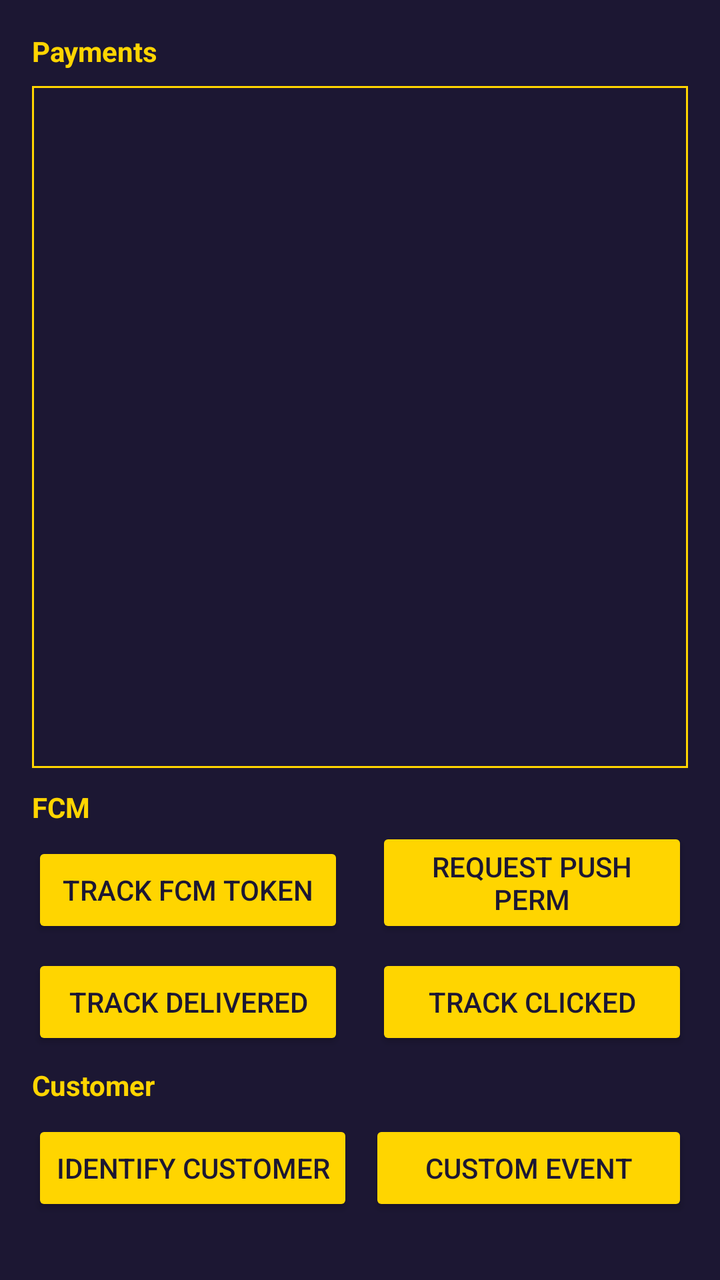
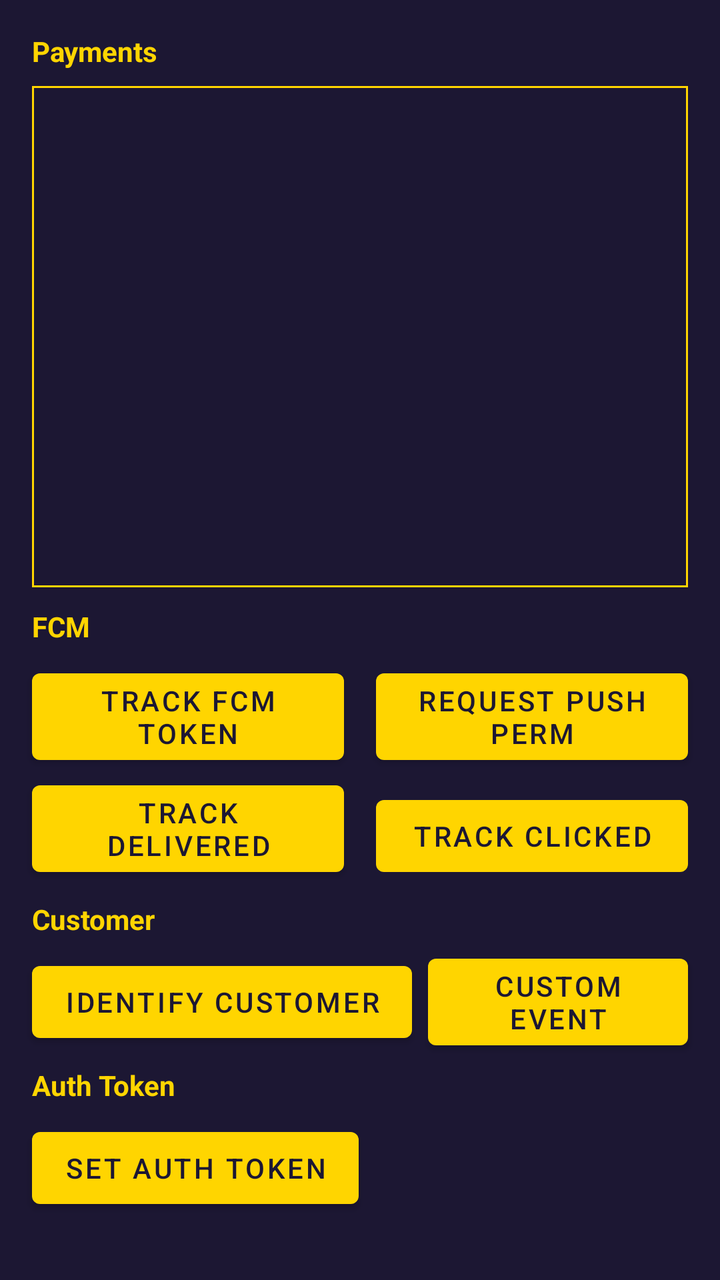

Before-and-after screenshots of an Android layout around one commit, followed by the original layout XML and the change that was made.
<!-- AndroidManifest.xml: application theme AppTheme -->
<!-- res/layout/fragment_track.xml -->
<?xml version="1.0" encoding="utf-8"?>
<androidx.constraintlayout.widget.ConstraintLayout xmlns:android="http://schemas.android.com/apk/res/android"
    xmlns:app="http://schemas.android.com/apk/res-auto"
    xmlns:tools="http://schemas.android.com/tools"
    android:layout_width="match_parent"
    android:layout_height="match_parent"
    tools:context=".view.MainActivity">


    <ListView
        android:id="@+id/listView"
        android:layout_width="match_parent"
        android:layout_height="0dp"
        android:layout_marginBottom="8dp"
        android:layout_marginEnd="@dimen/content_margin"
        android:layout_marginStart="@dimen/content_margin"
        android:layout_marginTop="8dp"
        android:background="@drawable/borders_rect"
        app:layout_constraintBottom_toTopOf="@+id/textView2"
        app:layout_constraintEnd_toEndOf="parent"
        app:layout_constraintStart_toStartOf="parent"
        app:layout_constraintTop_toBottomOf="@+id/textView" />

    <TextView
        android:id="@+id/textView"
        android:layout_width="wrap_content"
        android:layout_height="wrap_content"
        android:layout_marginStart="@dimen/content_margin"
        android:layout_marginTop="@dimen/content_margin"
        android:text="Payments"
        android:textColor="@color/colorAccent"
        android:textStyle="bold"
        app:layout_constraintStart_toStartOf="parent"
        app:layout_constraintTop_toTopOf="parent" />

    <TextView
        android:id="@+id/textView2"
        android:layout_width="wrap_content"
        android:layout_height="wrap_content"
        android:layout_marginBottom="8dp"
        android:layout_marginStart="16dp"
        android:text="FCM"
        android:textColor="@color/colorAccent"
        android:textStyle="bold"
        app:layout_constraintBottom_toTopOf="@+id/buttonTrackToken"
        app:layout_constraintStart_toStartOf="parent" />

    <Button
        android:id="@+id/buttonAuthorizePush"
        android:layout_width="0dp"
        android:layout_height="wrap_content"
        android:layout_marginBottom="8dp"
        android:layout_marginEnd="16dp"
        android:layout_marginStart="8dp"
        android:text="Request Push perm"
        android:theme="@style/AppButton"
        app:layout_constraintBottom_toTopOf="@+id/buttonTrackClicked"
        app:layout_constraintEnd_toEndOf="parent"
        app:layout_constraintHorizontal_bias="1.0"
        app:layout_constraintStart_toEndOf="@+id/space" />

    <Button
        android:id="@+id/buttonTrackToken"
        android:layout_width="0dp"
        android:layout_height="wrap_content"
        android:layout_marginBottom="8dp"
        android:layout_marginEnd="16dp"
        android:layout_marginStart="16dp"
        android:text="Track FCM Token"
        android:theme="@style/AppButton"
        app:layout_constraintBottom_toTopOf="@+id/buttonTrackClicked"
        app:layout_constraintEnd_toStartOf="@+id/buttonAuthorizePush"
        app:layout_constraintStart_toStartOf="parent" />

    <Space
        android:id="@+id/space"
        android:layout_width="wrap_content"
        android:layout_height="wrap_content"
        android:layout_marginEnd="8dp"
        android:layout_marginStart="8dp"
        android:layout_marginTop="8dp"
        app:layout_constraintEnd_toEndOf="parent"
        app:layout_constraintStart_toStartOf="parent"
        app:layout_constraintTop_toBottomOf="@+id/buttonTrackToken" />

    <Button
        android:id="@+id/buttonTrackClicked"
        android:layout_width="0dp"
        android:layout_height="wrap_content"
        android:layout_marginBottom="8dp"
        android:layout_marginEnd="16dp"
        android:layout_marginStart="8dp"
        android:text="Track Clicked"
        android:theme="@style/AppButton"
        app:layout_constraintBottom_toTopOf="@+id/textView3"
        app:layout_constraintEnd_toEndOf="parent"
        app:layout_constraintHorizontal_bias="1.0"
        app:layout_constraintStart_toEndOf="@+id/space" />

    <Button
        android:id="@+id/buttonTrackDelivered"
        android:layout_width="0dp"
        android:layout_height="wrap_content"
        android:layout_marginBottom="8dp"
        android:layout_marginEnd="8dp"
        android:layout_marginStart="16dp"
        android:text="Track Delivered"
        android:theme="@style/AppButton"
        app:layout_constraintBottom_toTopOf="@+id/textView3"
        app:layout_constraintEnd_toStartOf="@+id/space"
        app:layout_constraintStart_toStartOf="parent" />

    <TextView
        android:id="@+id/textView3"
        android:layout_width="wrap_content"
        android:layout_height="wrap_content"
        android:layout_marginBottom="8dp"
        android:layout_marginStart="16dp"
        android:text="Customer"
        android:textColor="@color/colorAccent"
        android:textStyle="bold"
        app:layout_constraintBottom_toTopOf="@+id/buttonUpdateProperties"
        app:layout_constraintStart_toStartOf="parent" />

    <Button
        android:id="@+id/buttonUpdateProperties"
        android:layout_width="wrap_content"
        android:layout_height="wrap_content"
        android:layout_marginBottom="32dp"
        android:text="Identify Customer"
        android:theme="@style/AppButton"
        app:layout_constraintBottom_toBottomOf="parent"
        app:layout_constraintStart_toStartOf="@+id/textView3" />

    <Button
        android:id="@+id/buttonCustomEvent"
        android:layout_width="0dp"
        android:layout_height="wrap_content"
        android:layout_marginEnd="16dp"
        android:layout_marginStart="8dp"
        android:text="Custom Event"
        android:theme="@style/AppButton"
        app:layout_constraintBottom_toBottomOf="@+id/buttonUpdateProperties"
        app:layout_constraintEnd_toEndOf="parent"
        app:layout_constraintStart_toEndOf="@+id/buttonUpdateProperties"
        app:layout_constraintTop_toTopOf="@+id/buttonUpdateProperties" />

</androidx.constraintlayout.widget.ConstraintLayout>
<!-- resources referenced by this layout -->
<resources>
  <color name="colorAccent">#ffd500</color>
  <dimen name="content_margin">16dp</dimen>
  <!-- drawable borders_rect (drawable) -->
  <?xml version="1.0" encoding="utf-8"?>
  <layer-list
      xmlns:android="http://schemas.android.com/apk/res/android">
  
      <item
          android:bottom="2dp">
          <shape android:shape="rectangle">
              <stroke android:width="1dp"
                  android:color="@color/colorAccent"/>
          </shape>
      </item>
  </layer-list>
  <style name="AppButton" parent="Theme.AppCompat">
          <item name="colorButtonNormal">@color/colorAccent</item>
          <item name="colorControlHighlight">@color/colorPrimary</item>
          <item name="android:textColor">@color/colorPrimaryDark</item>
      </style>
  <style name="AppTheme" parent="Theme.AppCompat.NoActionBar">
          <item name="android:colorPrimary">@color/colorPrimary</item>
          <item name="android:colorPrimaryDark">@color/colorPrimaryDark</item>
          <item name="android:textColorPrimary">@color/white</item>
          <item name="android:colorAccent">@color/colorAccent</item>
          <item name="android:color">@color/white</item>
          <item name="android:windowBackground">@color/colorPrimaryDark</item>
          <item name="android:colorBackground">@color/colorPrimaryDark</item>
          <item name="android:textColor">@color/white</item>
          <item name="android:textColorHint">@color/white</item>
          <item name="colorControlNormal">@color/colorAccent</item>
          <item name="colorControlActivated">@color/colorAccent</item>
      </style>
  <color name="colorPrimary">#352c61</color>
  <color name="colorPrimaryDark">#1c1733</color>
  <color name="white">#FFFFFF</color>
</resources>

<!-- the commit's change to res/layout/fragment_track.xml (unified diff, before → after) -->
@@ -5,7 +5,6 @@
     android:layout_width="match_parent"
     android:layout_height="match_parent"
     tools:context=".view.MainActivity">
-
 
     <ListView
         android:id="@+id/listView"
@@ -27,7 +26,7 @@
         android:layout_height="wrap_content"
         android:layout_marginStart="@dimen/content_margin"
         android:layout_marginTop="@dimen/content_margin"
-        android:text="Payments"
+        android:text="@string/title_payments"
         android:textColor="@color/colorAccent"
         android:textStyle="bold"
         app:layout_constraintStart_toStartOf="parent"
@@ -52,8 +51,7 @@
         android:layout_marginBottom="8dp"
         android:layout_marginEnd="16dp"
         android:layout_marginStart="8dp"
-        android:text="Request Push perm"
-        android:theme="@style/AppButton"
+        android:text="@string/action_request_push_perm"
         app:layout_constraintBottom_toTopOf="@+id/buttonTrackClicked"
         app:layout_constraintEnd_toEndOf="parent"
         app:layout_constraintHorizontal_bias="1.0"
@@ -66,8 +64,7 @@
         android:layout_marginBottom="8dp"
         android:layout_marginEnd="16dp"
         android:layout_marginStart="16dp"
-        android:text="Track FCM Token"
-        android:theme="@style/AppButton"
+        android:text="@string/action_track_fcm_token"
         app:layout_constraintBottom_toTopOf="@+id/buttonTrackClicked"
         app:layout_constraintEnd_toStartOf="@+id/buttonAuthorizePush"
         app:layout_constraintStart_toStartOf="parent" />
@@ -90,8 +87,7 @@
         android:layout_marginBottom="8dp"
         android:layout_marginEnd="16dp"
         android:layout_marginStart="8dp"
-        android:text="Track Clicked"
-        android:theme="@style/AppButton"
+        android:text="@string/action_track_clicked"
         app:layout_constraintBottom_toTopOf="@+id/textView3"
         app:layout_constraintEnd_toEndOf="parent"
         app:layout_constraintHorizontal_bias="1.0"
@@ -104,8 +100,7 @@
         android:layout_marginBottom="8dp"
         android:layout_marginEnd="8dp"
         android:layout_marginStart="16dp"
-        android:text="Track Delivered"
-        android:theme="@style/AppButton"
+        android:text="@string/action_track_delivered"
         app:layout_constraintBottom_toTopOf="@+id/textView3"
         app:layout_constraintEnd_toStartOf="@+id/space"
         app:layout_constraintStart_toStartOf="parent" />
@@ -116,7 +111,7 @@
         android:layout_height="wrap_content"
         android:layout_marginBottom="8dp"
         android:layout_marginStart="16dp"
-        android:text="Customer"
+        android:text="@string/title_customer"
         android:textColor="@color/colorAccent"
         android:textStyle="bold"
         app:layout_constraintBottom_toTopOf="@+id/buttonUpdateProperties"
@@ -126,10 +121,9 @@
         android:id="@+id/buttonUpdateProperties"
         android:layout_width="wrap_content"
         android:layout_height="wrap_content"
-        android:layout_marginBottom="32dp"
-        android:text="Identify Customer"
-        android:theme="@style/AppButton"
-        app:layout_constraintBottom_toBottomOf="parent"
+        android:layout_marginBottom="8dp"
+        android:text="@string/action_identify_customer"
+        app:layout_constraintBottom_toTopOf="@+id/textViewAuthToken"
         app:layout_constraintStart_toStartOf="@+id/textView3" />
 
     <Button
@@ -138,11 +132,40 @@
         android:layout_height="wrap_content"
         android:layout_marginEnd="16dp"
         android:layout_marginStart="8dp"
-        android:text="Custom Event"
-        android:theme="@style/AppButton"
+        android:text="@string/action_create_custom_event"
         app:layout_constraintBottom_toBottomOf="@+id/buttonUpdateProperties"
         app:layout_constraintEnd_toEndOf="parent"
         app:layout_constraintStart_toEndOf="@+id/buttonUpdateProperties"
         app:layout_constraintTop_toTopOf="@+id/buttonUpdateProperties" />
 
+    <androidx.constraintlayout.widget.Group
+        android:id="@+id/authTokenGroup"
+        android:layout_width="wrap_content"
+        android:layout_height="wrap_content"
+        android:visibility="visible"
+        app:constraint_referenced_ids="textViewAuthToken,buttonSetAuthToken" />
+
+    <TextView
+        android:id="@+id/textViewAuthToken"
+        android:layout_width="wrap_content"
+        android:layout_height="wrap_content"
+        android:layout_marginBottom="8dp"
+        android:layout_marginStart="16dp"
+        android:text="@string/title_auth_token"
+        android:textColor="@color/colorAccent"
+        android:textStyle="bold"
+        app:layout_constraintBottom_toTopOf="@+id/buttonSetAuthToken"
+        app:layout_constraintStart_toStartOf="parent" />
+
+    <Button
+        android:id="@+id/buttonSetAuthToken"
+        android:layout_width="0dp"
+        android:layout_height="wrap_content"
+        android:layout_marginBottom="32dp"
+        android:layout_marginEnd="8dp"
+        android:layout_marginStart="16dp"
+        android:text="@string/action_set_auth_token"
+        app:layout_constraintBottom_toBottomOf="parent"
+        app:layout_constraintStart_toStartOf="parent" />
+
 </androidx.constraintlayout.widget.ConstraintLayout>
<!-- resource entries referenced after the edit -->
@@ -15,23 +15,56 @@
           </shape>
       </item>
   </layer-list>
-  <style name="AppButton" parent="Theme.AppCompat">
-          <item name="colorButtonNormal">@color/colorAccent</item>
-          <item name="colorControlHighlight">@color/colorPrimary</item>
+  <string name="action_create_custom_event">Custom Event</string>
+  <string name="action_identify_customer">Identify Customer</string>
+  <string name="action_request_push_perm">Request Push perm</string>
+  <string name="action_set_auth_token">Set Auth Token</string>
+  <string name="action_track_clicked">Track Clicked</string>
+  <string name="action_track_delivered">Track Delivered</string>
+  <string name="action_track_fcm_token">Track FCM Token</string>
+  <string name="title_auth_token">Auth Token</string>
+  <string name="title_customer">Customer</string>
+  <string name="title_payments">Payments</string>
+  <style name="AppButton" parent="Widget.MaterialComponents.Button">
+          <item name="backgroundTint">@color/colorAccent</item>
           <item name="android:textColor">@color/colorPrimaryDark</item>
       </style>
-  <style name="AppTheme" parent="Theme.AppCompat.NoActionBar">
-          <item name="android:colorPrimary">@color/colorPrimary</item>
-          <item name="android:colorPrimaryDark">@color/colorPrimaryDark</item>
-          <item name="android:textColorPrimary">@color/white</item>
-          <item name="android:colorAccent">@color/colorAccent</item>
-          <item name="android:color">@color/white</item>
+  <style name="Widget.App.TextInputLayout.FilledBox" parent="Widget.MaterialComponents.TextInputLayout.FilledBox">
+          <item name="android:textColor">@color/white</item>
+          <item name="android:textColorHint">@color/white</item>
+          <item name="boxBackgroundColor">@color/colorPrimaryDark</item>
+          <item name="boxStrokeColor">@color/filled_stroke_color</item>
+          <item name="materialThemeOverlay">@style/ThemeOverlay.App.TextInputLayout.FilledBox</item>
+      </style>
+  <style name="ThemeOverlay.App.MaterialAlertDialog" parent="ThemeOverlay.MaterialComponents.MaterialAlertDialog">
+          <item name="buttonBarPositiveButtonStyle">@style/Widget.App.Button.TextButton.Dialog</item>
+          <item name="buttonBarNegativeButtonStyle">@style/Widget.App.Button.TextButton.Dialog</item>
+          <item name="buttonBarNeutralButtonStyle">@style/Widget.App.Button.TextButton.Dialog</item>
+      </style>
+  <style name="ThemeOverlay.App.TextInputLayout.FilledBox" parent="">
+          <item name="colorPrimary">@color/colorAccent</item>
+          <item name="editTextStyle">@style/Widget.MaterialComponents.TextInputLayout.FilledBox</item>
+      </style>
+  <style name="Widget.App.Button.TextButton.Dialog" parent="Widget.MaterialComponents.Button.TextButton.Dialog">
+          <item name="materialThemeOverlay">@style/ThemeOverlay.App.Button.TextButton.Dialog</item>
+      </style>
+  <style name="ThemeOverlay.App.Button.TextButton.Dialog" parent="">
+          <item name="colorPrimary">@color/white</item>
+      </style>
+  <style name="AppTheme" parent="Theme.MaterialComponents.NoActionBar">
+          <item name="colorPrimary">@color/colorPrimary</item>
+          <item name="colorPrimaryVariant">@color/colorPrimaryDark</item>
+          <item name="colorSecondary">@color/colorAccent</item>
           <item name="android:windowBackground">@color/colorPrimaryDark</item>
           <item name="android:colorBackground">@color/colorPrimaryDark</item>
+          <item name="android:textColorPrimary">@color/white</item>
           <item name="android:textColor">@color/white</item>
           <item name="android:textColorHint">@color/white</item>
           <item name="colorControlNormal">@color/colorAccent</item>
           <item name="colorControlActivated">@color/colorAccent</item>
+          <item name="materialButtonStyle">@style/AppButton</item>
+          <item name="textInputStyle">@style/Widget.App.TextInputLayout.FilledBox</item>
+          <item name="materialAlertDialogTheme">@style/ThemeOverlay.App.MaterialAlertDialog</item>
       </style>
   <color name="colorPrimary">#352c61</color>
   <color name="colorPrimaryDark">#1c1733</color>
